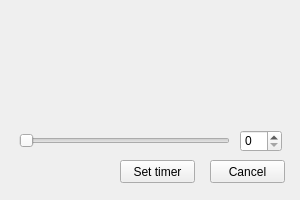
Above: mainwindow.ui from Granddave/Stretch-timer before the change. Below: the same form after it.
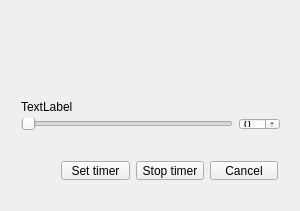
That is the form after the change.

Commit message: Added count down

Patch:
```diff
--- a/mainwindow.ui
+++ b/mainwindow.ui
@@ -10,7 +10,7 @@
     <x>0</x>
     <y>0</y>
     <width>300</width>
-    <height>200</height>
+    <height>211</height>
    </rect>
   </property>
   <property name="sizePolicy">
@@ -29,60 +29,73 @@
    <bool>false</bool>
   </property>
   <widget class="QWidget" name="centralWidget">
-   <widget class="QPushButton" name="button_Cancel">
+   <widget class="QWidget" name="horizontalLayoutWidget">
     <property name="geometry">
      <rect>
-      <x>210</x>
-      <y>160</y>
-      <width>75</width>
-      <height>23</height>
+      <x>50</x>
+      <y>150</y>
+      <width>239</width>
+      <height>41</height>
      </rect>
     </property>
-    <property name="text">
-     <string>Cancel</string>
-    </property>
+    <layout class="QHBoxLayout" name="horizontalLayout">
+     <item>
+      <widget class="QPushButton" name="button_setTimer">
+       <property name="text">
+        <string>Set timer</string>
+       </property>
+      </widget>
+     </item>
+     <item>
+      <widget class="QPushButton" name="button_stopTimer">
+       <property name="text">
+        <string>Stop timer</string>
+       </property>
+      </widget>
+     </item>
+     <item>
+      <widget class="QPushButton" name="button_Cancel">
+       <property name="text">
+        <string>Cancel</string>
+       </property>
+      </widget>
+     </item>
+    </layout>
    </widget>
-   <widget class="QSlider" name="slider_interval">
+   <widget class="QWidget" name="gridLayoutWidget">
     <property name="geometry">
      <rect>
-      <x>19</x>
-      <y>130</y>
-      <width>211</width>
-      <height>22</height>
+      <x>10</x>
+      <y>90</y>
+      <width>281</width>
+      <height>51</height>
      </rect>
     </property>
-    <property name="minimum">
-     <number>1</number>
-    </property>
-    <property name="maximum">
-     <number>120</number>
-    </property>
-    <property name="orientation">
-     <enum>Qt::Horizontal</enum>
-    </property>
-   </widget>
-   <widget class="QSpinBox" name="spinBox_Interval">
-    <property name="geometry">
-     <rect>
-      <x>240</x>
-      <y>130</y>
-      <width>42</width>
-      <height>22</height>
-     </rect>
-    </property>
-   </widget>
-   <widget class="QPushButton" name="button_setTimer">
-    <property name="geometry">
-     <rect>
-      <x>120</x>
-      <y>160</y>
-      <width>75</width>
-      <height>23</height>
-     </rect>
-    </property>
-    <property name="text">
-     <string>Set timer</string>
-    </property>
+    <layout class="QGridLayout" name="gridLayout">
+     <item row="2" column="0">
+      <widget class="QSlider" name="slider_interval">
+       <property name="minimum">
+        <number>1</number>
+       </property>
+       <property name="maximum">
+        <number>120</number>
+       </property>
+       <property name="orientation">
+        <enum>Qt::Horizontal</enum>
+       </property>
+      </widget>
+     </item>
+     <item row="2" column="1">
+      <widget class="QSpinBox" name="spinBox_Interval"/>
+     </item>
+     <item row="1" column="0">
+      <widget class="QLabel" name="label_timeLeft">
+       <property name="text">
+        <string>TextLabel</string>
+       </property>
+      </widget>
+     </item>
+    </layout>
    </widget>
   </widget>
  </widget>
```
The commit also changes 2 other files.
